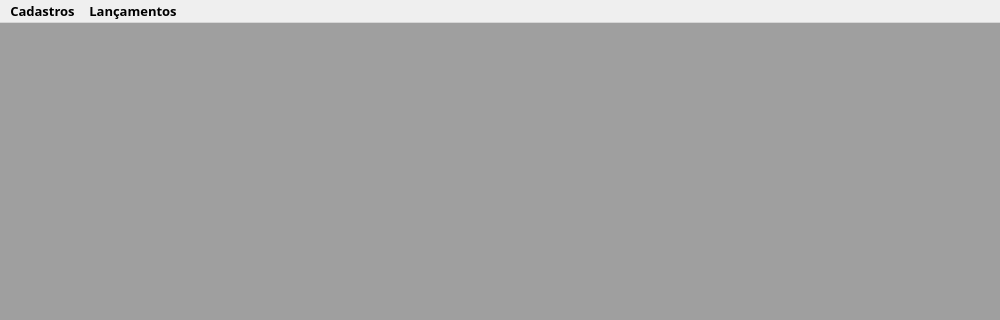
Old version of the form app/views/ui/main_window.ui in the repository RafaelOmega/Recargas_2.0; both pictures show x 0 to 1000 and y 0 to 320 of the 1000 by 600 pixel window.
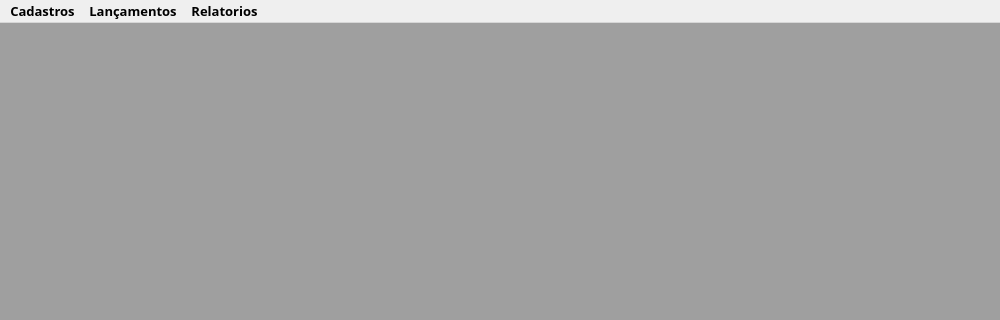
New version of the form.

Commit message: Implementação de relatorio de recargas por colaborador

```diff
--- a/app/views/ui/main_window.ui
+++ b/app/views/ui/main_window.ui
@@ -214,8 +214,15 @@
     </property>
     <addaction name="actionRecargas"/>
    </widget>
+   <widget class="QMenu" name="menuRelatorios">
+    <property name="title">
+     <string>Relatorios</string>
+    </property>
+    <addaction name="actionRecarga_Colaborador"/>
+   </widget>
    <addaction name="menuCadastros"/>
    <addaction name="menuLancamentos"/>
+   <addaction name="menuRelatorios"/>
   </widget>
   <action name="actionCad_Colaboradores">
    <property name="text">
```
Left out of the diff: 5 changed lines with no effect on the pictures. The commit also changes 5 other files.
